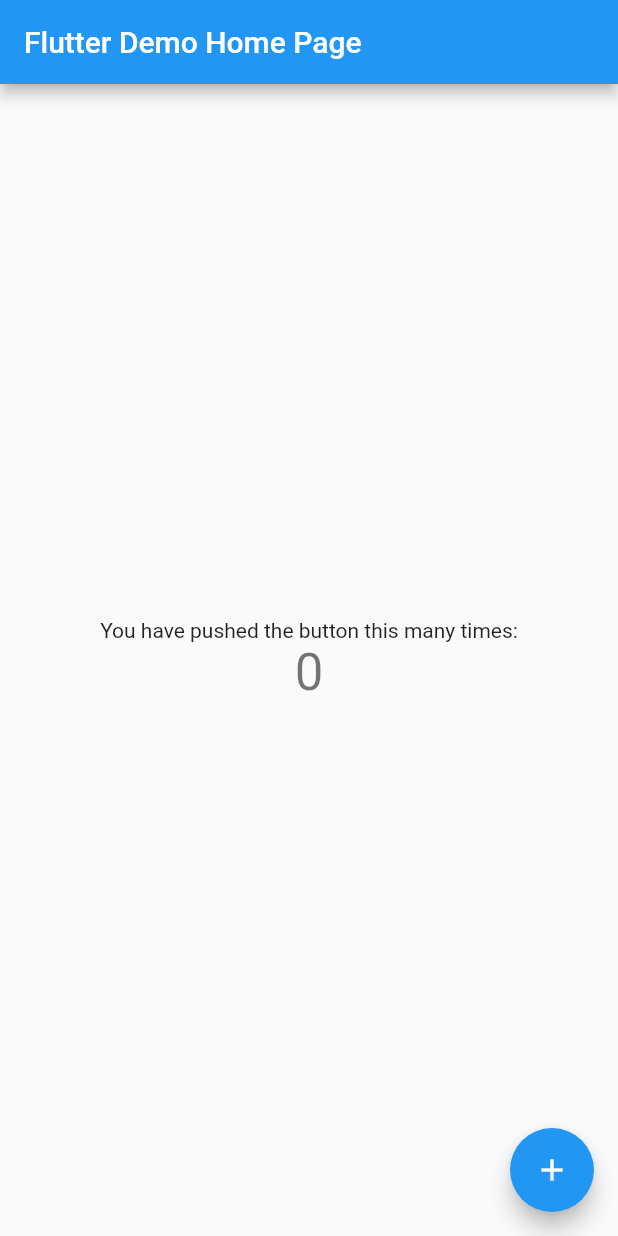
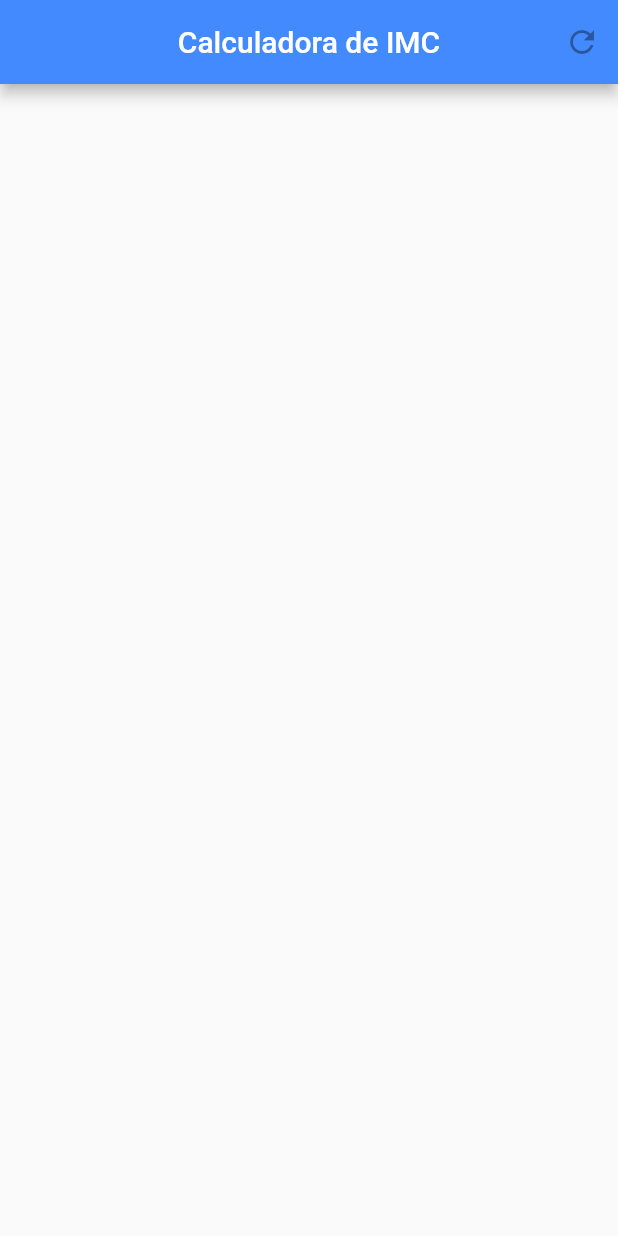
Before and after one commit to lsandrade/calculadora_imc, a Flutter app: the screen it shows after launch, on a phone screen of 412 x 824 dp. Run offline on Flutter 3.47's test engine with Material 2 defaults, Android fonts, the phone set to English and light mode, and no system bars.

Commit message:
create basic scaffold widget for home

```diff
--- /dev/null
+++ b/lib/home.dart
@@ -0,0 +1,20 @@
+import 'package:flutter/material.dart';
+
+class Home extends StatefulWidget {
+  @override
+  _HomeState createState() => _HomeState();
+}
+
+class _HomeState extends State<Home> {
+  @override
+  Widget build(BuildContext context) {
+    return Scaffold(
+      appBar: AppBar(
+        title: Text("Calculadora de IMC"),
+        centerTitle: true,
+        backgroundColor: Colors.blueAccent,
+        actions: [IconButton(icon: Icon(Icons.refresh), onPressed: null)],
+      ),
+    );
+  }
+}
--- a/lib/main.dart
+++ b/lib/main.dart
@@ -1,113 +1,9 @@
 import 'package:flutter/material.dart';
 
+import 'home.dart';
+
 void main() {
-  runApp(MyApp());
+  runApp(MaterialApp(
+    home: Home()
+  ));
 }
-
-class MyApp extends StatelessWidget {
-  // This widget is the root of your application.
-  @override
-  Widget build(BuildContext context) {
-    return MaterialApp(
-      title: 'Flutter Demo',
-      theme: ThemeData(
-        // This is the theme of your application.
-        //
-        // Try running your application with "flutter run". You'll see the
-        // application has a blue toolbar. Then, without quitting the app, try
-        // changing the primarySwatch below to Colors.green and then invoke
-        // "hot reload" (press "r" in the console where you ran "flutter run",
-        // or simply save your changes to "hot reload" in a Flutter IDE).
-        // Notice that the counter didn't reset back to zero; the application
-        // is not restarted.
-        primarySwatch: Colors.blue,
-      ),
-      home: MyHomePage(title: 'Flutter Demo Home Page'),
-    );
-  }
-}
-
-class MyHomePage extends StatefulWidget {
-  MyHomePage({Key key, this.title}) : super(key: key);
-
-  // This widget is the home page of your application. It is stateful, meaning
-  // that it has a State object (defined below) that contains fields that affect
-  // how it looks.
-
-  // This class is the configuration for the state. It holds the values (in this
-  // case the title) provided by the parent (in this case the App widget) and
-  // used by the build method of the State. Fields in a Widget subclass are
-  // always marked "final".
-
-  final String title;
-
-  @override
-  _MyHomePageState createState() => _MyHomePageState();
-}
-
-class _MyHomePageState extends State<MyHomePage> {
-  int _counter = 0;
-
-  void _incrementCounter() {
-    setState(() {
-      // This call to setState tells the Flutter framework that something has
-      // changed in this State, which causes it to rerun the build method below
-      // so that the display can reflect the updated values. If we changed
-      // _counter without calling setState(), then the build method would not be
-      // called again, and so nothing would appear to happen.
-      _counter++;
-    });
-  }
-
-  @override
-  Widget build(BuildContext context) {
-    // This method is rerun every time setState is called, for instance as done
-    // by the _incrementCounter method above.
-    //
-    // The Flutter framework has been optimized to make rerunning build methods
-    // fast, so that you can just rebuild anything that needs updating rather
-    // than having to individually change instances of widgets.
-    return Scaffold(
-      appBar: AppBar(
-        // Here we take the value from the MyHomePage object that was created by
-        // the App.build method, and use it to set our appbar title.
-        title: Text(widget.title),
-      ),
-      body: Center(
-        // Center is a layout widget. It takes a single child and positions it
-        // in the middle of the parent.
-        child: Column(
-          // Column is also a layout widget. It takes a list of children and
-          // arranges them vertically. By default, it sizes itself to fit its
-          // children horizontally, and tries to be as tall as its parent.
-          //
-          // Invoke "debug painting" (press "p" in the console, choose the
-          // "Toggle Debug Paint" action from the Flutter Inspector in Android
-          // Studio, or the "Toggle Debug Paint" command in Visual Studio Code)
-          // to see the wireframe for each widget.
-          //
-          // Column has various properties to control how it sizes itself and
-          // how it positions its children. Here we use mainAxisAlignment to
-          // center the children vertically; the main axis here is the vertical
-          // axis because Columns are vertical (the cross axis would be
-          // horizontal).
-          mainAxisAlignment: MainAxisAlignment.center,
-          children: <Widget>[
-            Text(
-              'You have pushed the button this many times:',
-            ),
-            Text(
-              '$_counter',
-              style: Theme.of(context).textTheme.headline4,
-            ),
-          ],
-        ),
-      ),
-      floatingActionButton: FloatingActionButton(
-        onPressed: _incrementCounter,
-        tooltip: 'Increment',
-        child: Icon(Icons.add),
-      ), // This trailing comma makes auto-formatting nicer for build methods.
-    );
-  }
-}
```
Also changed, not shown: 1 other file.
